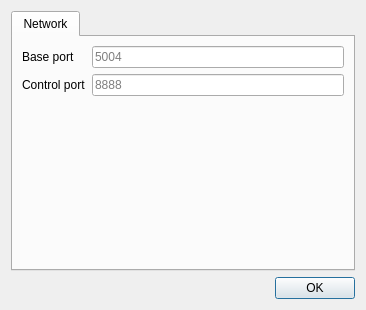
mpiatka/UltraGrid, file gui/QT/ui/settings.ui: the form before one commit.
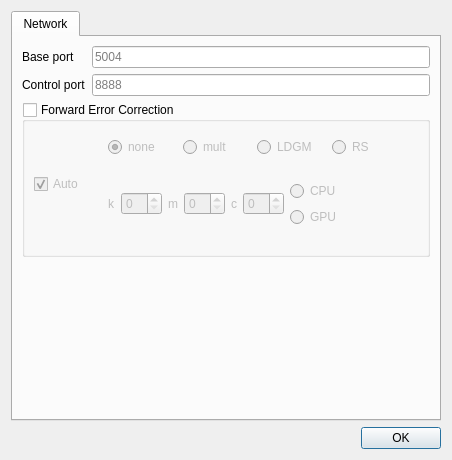
The form after the commit. The open tabs and pages were chosen to show the change.

Commit message: Move LDGM to settings window

```diff
--- a/gui/QT/ui/settings.ui
+++ b/gui/QT/ui/settings.ui
@@ -6,8 +6,8 @@
    <rect>
     <x>0</x>
     <y>0</y>
-    <width>366</width>
-    <height>310</height>
+    <width>452</width>
+    <height>460</height>
    </rect>
   </property>
   <property name="windowTitle">
@@ -20,55 +20,349 @@
       <number>0</number>
      </property>
      <widget class="QWidget" name="Network">
+      <property name="sizePolicy">
+       <sizepolicy hsizetype="Preferred" vsizetype="Preferred">
+        <horstretch>0</horstretch>
+        <verstretch>0</verstretch>
+       </sizepolicy>
+      </property>
       <attribute name="title">
        <string>Network</string>
       </attribute>
-      <layout class="QFormLayout" name="formLayout">
-       <item row="0" column="0">
-        <widget class="QLabel" name="label">
-         <property name="sizePolicy">
-          <sizepolicy hsizetype="Minimum" vsizetype="Preferred">
-           <horstretch>0</horstretch>
-           <verstretch>0</verstretch>
-          </sizepolicy>
+      <layout class="QVBoxLayout" name="verticalLayout_5">
+       <item>
+        <layout class="QFormLayout" name="formLayout">
+         <property name="sizeConstraint">
+          <enum>QLayout::SetFixedSize</enum>
          </property>
-         <property name="text">
-          <string>Base port</string>
-         </property>
-        </widget>
+         <item row="0" column="0">
+          <widget class="QLabel" name="label">
+           <property name="sizePolicy">
+            <sizepolicy hsizetype="Minimum" vsizetype="Preferred">
+             <horstretch>0</horstretch>
+             <verstretch>0</verstretch>
+            </sizepolicy>
+           </property>
+           <property name="text">
+            <string>Base port</string>
+           </property>
+          </widget>
+         </item>
+         <item row="0" column="1">
+          <widget class="QLineEdit" name="basePort">
+           <property name="inputMask">
+            <string/>
+           </property>
+           <property name="maxLength">
+            <number>5</number>
+           </property>
+           <property name="placeholderText">
+            <string>5004</string>
+           </property>
+          </widget>
+         </item>
+         <item row="1" column="0">
+          <widget class="QLabel" name="label_2">
+           <property name="text">
+            <string>Control port</string>
+           </property>
+          </widget>
+         </item>
+         <item row="1" column="1">
+          <widget class="QLineEdit" name="controlPort">
+           <property name="inputMask">
+            <string/>
+           </property>
+           <property name="maxLength">
+            <number>5</number>
+           </property>
+           <property name="placeholderText">
+            <string>8888</string>
+           </property>
+          </widget>
+         </item>
+        </layout>
        </item>
-       <item row="0" column="1">
-        <widget class="QLineEdit" name="basePort">
-         <property name="inputMask">
-          <string/>
+       <item>
+        <widget class="QGroupBox" name="fecGroupBox">
+         <property name="title">
+          <string>Forward Error Correction</string>
          </property>
-         <property name="maxLength">
-          <number>5</number>
+         <property name="checkable">
+          <bool>true</bool>
          </property>
-         <property name="placeholderText">
-          <string>5004</string>
+         <property name="checked">
+          <bool>false</bool>
          </property>
+         <layout class="QVBoxLayout" name="verticalLayout_2">
+          <property name="topMargin">
+           <number>1</number>
+          </property>
+          <item>
+           <layout class="QHBoxLayout" name="horizontalLayout_6">
+            <property name="sizeConstraint">
+             <enum>QLayout::SetFixedSize</enum>
+            </property>
+            <item>
+             <widget class="QCheckBox" name="fecAutoCheck">
+              <property name="sizePolicy">
+               <sizepolicy hsizetype="Maximum" vsizetype="Fixed">
+                <horstretch>0</horstretch>
+                <verstretch>0</verstretch>
+               </sizepolicy>
+              </property>
+              <property name="text">
+               <string>Auto</string>
+              </property>
+              <property name="checked">
+               <bool>true</bool>
+              </property>
+             </widget>
+            </item>
+            <item>
+             <widget class="QWidget" name="fecGroup_2" native="true">
+              <property name="enabled">
+               <bool>false</bool>
+              </property>
+              <layout class="QVBoxLayout" name="fecGroup">
+               <property name="topMargin">
+                <number>5</number>
+               </property>
+               <item>
+                <widget class="QWidget" name="fecRadioGroup" native="true">
+                 <layout class="QHBoxLayout" name="fecRadioLayout">
+                  <item>
+                   <widget class="QRadioButton" name="fecNoneRadio">
+                    <property name="text">
+                     <string>none</string>
+                    </property>
+                    <property name="checked">
+                     <bool>true</bool>
+                    </property>
+                   </widget>
+                  </item>
+                  <item>
+                   <widget class="QRadioButton" name="fecMultRadio">
+                    <property name="text">
+                     <string>mult</string>
+                    </property>
+                   </widget>
+                  </item>
+                  <item>
+                   <widget class="QRadioButton" name="fecLdgmRadio">
+                    <property name="text">
+                     <string>LDGM</string>
+                    </property>
+                   </widget>
+                  </item>
+                  <item>
+                   <widget class="QRadioButton" name="fecRsRadio">
+                    <property name="text">
+                     <string>RS</string>
+                    </property>
+                   </widget>
+                  </item>
+                 </layout>
+                </widget>
+               </item>
+               <item>
+                <widget class="QStackedWidget" name="stackedWidget">
+                 <property name="enabled">
+                  <bool>false</bool>
+                 </property>
+                 <property name="sizePolicy">
+                  <sizepolicy hsizetype="Maximum" vsizetype="Maximum">
+                   <horstretch>0</horstretch>
+                   <verstretch>0</verstretch>
+                  </sizepolicy>
+                 </property>
+                 <property name="currentIndex">
+                  <number>3</number>
+                 </property>
+                 <widget class="QWidget" name="mult">
+                  <layout class="QHBoxLayout" name="horizontalLayout_7">
+                   <item>
+                    <widget class="QLabel" name="label_3">
+                     <property name="text">
+                      <string>Multiplying factor</string>
+                     </property>
+                    </widget>
+                   </item>
+                   <item>
+                    <widget class="QSpinBox" name="multSpin">
+                     <property name="sizePolicy">
+                      <sizepolicy hsizetype="Preferred" vsizetype="Fixed">
+                       <horstretch>0</horstretch>
+                       <verstretch>0</verstretch>
+                      </sizepolicy>
+                     </property>
+                    </widget>
+                   </item>
+                  </layout>
+                 </widget>
+                 <widget class="QWidget" name="lgdm">
+                  <layout class="QHBoxLayout" name="horizontalLayout_8">
+                   <item>
+                    <widget class="QLabel" name="label_4">
+                     <property name="text">
+                      <string>Max Loss</string>
+                     </property>
+                    </widget>
+                   </item>
+                   <item>
+                    <widget class="QSpinBox" name="ldgmMaxLoss">
+                     <property name="value">
+                      <number>5</number>
+                     </property>
+                    </widget>
+                   </item>
+                   <item>
+                    <layout class="QVBoxLayout" name="verticalLayout_3">
+                     <item>
+                      <widget class="QRadioButton" name="ldgmSimpCpuRadio">
+                       <property name="text">
+                        <string>CPU</string>
+                       </property>
+                      </widget>
+                     </item>
+                     <item>
+                      <widget class="QRadioButton" name="ldgmSimpGpuRadio">
+                       <property name="text">
+                        <string>GPU</string>
+                       </property>
+                      </widget>
+                     </item>
+                    </layout>
+                   </item>
+                  </layout>
+                 </widget>
+                 <widget class="QWidget" name="page">
+                  <layout class="QHBoxLayout" name="horizontalLayout_9">
+                   <item>
+                    <widget class="QLabel" name="label_8">
+                     <property name="text">
+                      <string>k</string>
+                     </property>
+                    </widget>
+                   </item>
+                   <item>
+                    <widget class="QSpinBox" name="ldgmK"/>
+                   </item>
+                   <item>
+                    <widget class="QLabel" name="label_11">
+                     <property name="text">
+                      <string>m</string>
+                     </property>
+                    </widget>
+                   </item>
+                   <item>
+                    <widget class="QSpinBox" name="ldgmM"/>
+                   </item>
+                   <item>
+                    <widget class="QLabel" name="label_12">
+                     <property name="text">
+                      <string>c</string>
+                     </property>
+                    </widget>
+                   </item>
+                   <item>
+                    <widget class="QSpinBox" name="ldgmC"/>
+                   </item>
+                   <item>
+                    <layout class="QVBoxLayout" name="verticalLayout_4">
+                     <property name="rightMargin">
+                      <number>5</number>
+                     </property>
+                     <item>
+                      <widget class="QRadioButton" name="ldgmAdvCpuRadio">
+                       <property name="text">
+                        <string>CPU</string>
+                       </property>
+                      </widget>
+                     </item>
+                     <item>
+                      <widget class="QRadioButton" name="ldgmAdvGpuRadio">
+                       <property name="text">
+                        <string>GPU</string>
+                       </property>
+                      </widget>
+                     </item>
+                    </layout>
+                   </item>
+                  </layout>
+                 </widget>
+                 <widget class="QWidget" name="page_2">
+                  <layout class="QHBoxLayout" name="horizontalLayout_10">
+                   <item>
+                    <widget class="QLabel" name="label_13">
+                     <property name="sizePolicy">
+                      <sizepolicy hsizetype="Maximum" vsizetype="Preferred">
+                       <horstretch>0</horstretch>
+                       <verstretch>0</verstretch>
+                      </sizepolicy>
+                     </property>
+                     <property name="text">
+                      <string>k</string>
+                     </property>
+                    </widget>
+                   </item>
+                   <item>
+                    <widget class="QSpinBox" name="rsK">
+                     <property name="maximum">
+                      <number>255</number>
+                     </property>
+                     <property name="value">
+                      <number>200</number>
+                     </property>
+                    </widget>
+                   </item>
+                   <item>
+                    <widget class="QLabel" name="label_14">
+                     <property name="sizePolicy">
+                      <sizepolicy hsizetype="Maximum" vsizetype="Preferred">
+                       <horstretch>0</horstretch>
+                       <verstretch>0</verstretch>
+                      </sizepolicy>
+                     </property>
+                     <property name="text">
+                      <string>n</string>
+                     </property>
+                    </widget>
+                   </item>
+                   <item>
+                    <widget class="QSpinBox" name="rsN">
+                     <property name="maximum">
+                      <number>255</number>
+                     </property>
+                     <property name="value">
+                      <number>220</number>
+                     </property>
+                    </widget>
+                   </item>
+                  </layout>
+                 </widget>
+                </widget>
+               </item>
+              </layout>
+             </widget>
+            </item>
+           </layout>
+          </item>
+         </layout>
         </widget>
        </item>
-       <item row="1" column="0">
-        <widget class="QLabel" name="label_2">
-         <property name="text">
-          <string>Control port</string>
+       <item>
+        <spacer name="verticalSpacer">
+         <property name="orientation">
+          <enum>Qt::Vertical</enum>
          </property>
-        </widget>
-       </item>
-       <item row="1" column="1">
-        <widget class="QLineEdit" name="controlPort">
-         <property name="inputMask">
-          <string/>
+         <property name="sizeHint" stdset="0">
+          <size>
+           <width>20</width>
+           <height>40</height>
+          </size>
          </property>
-         <property name="maxLength">
-          <number>5</number>
-         </property>
-         <property name="placeholderText">
-          <string>8888</string>
-         </property>
-        </widget>
+        </spacer>
        </item>
       </layout>
      </widget>
```
Left out of the diff: 16 changed lines with no effect on the pictures. The commit also changes 9 other files.
